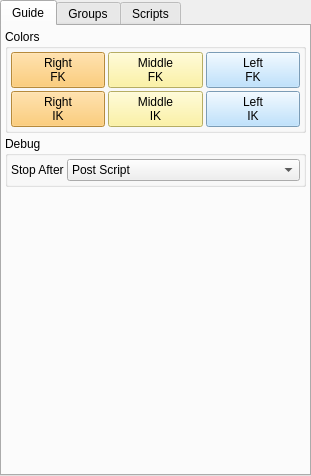
Old version of the form brigks/gui/ui/guideSettingsWidget.ui in the repository miquelcampos/brigks.
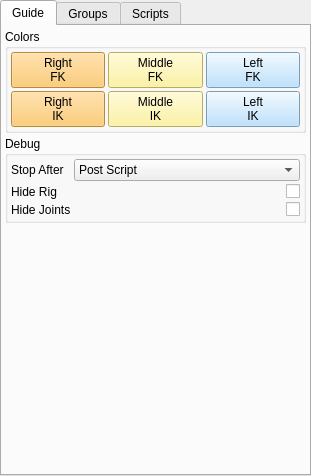
New version of the form.

Commit message: Some work on the Guide and Layer Settings UI

```diff
--- a/brigks/gui/ui/guideSettingsWidget.ui
+++ b/brigks/gui/ui/guideSettingsWidget.ui
@@ -2624,10 +2624,7 @@
          <property name="title">
           <string>Debug</string>
          </property>
-         <layout class="QVBoxLayout" name="verticalLayout_5">
-          <property name="spacing">
-           <number>3</number>
-          </property>
+         <layout class="QGridLayout" name="gridLayout_2">
           <property name="leftMargin">
            <number>3</number>
           </property>
@@ -2640,17 +2637,21 @@
           <property name="bottomMargin">
            <number>3</number>
           </property>
-          <item>
-           <layout class="QHBoxLayout" name="horizontalLayout_4">
-            <item>
-             <widget class="QLabel" name="label">
+          <property name="spacing">
+           <number>3</number>
+          </property>
+          <item row="1" column="1">
+           <widget class="QCheckBox" name="uiHideRig">
+            <property name="layoutDirection">
+             <enum>Qt::RightToLeft</enum>
+            </property>
               <property name="text">
-               <string>Stop After</string>
+             <string/>
               </property>
              </widget>
             </item>
-            <item>
-             <widget class="QComboBox" name="comboBox_2">
+          <item row="0" column="1">
+           <widget class="QComboBox" name="uiStopAfter">
               <property name="sizePolicy">
                <sizepolicy hsizetype="Expanding" vsizetype="Fixed">
                 <horstretch>0</horstretch>
@@ -2692,7 +2693,36 @@
               </item>
              </widget>
             </item>
-           </layout>
+          <item row="0" column="0">
+           <widget class="QLabel" name="label">
+            <property name="text">
+             <string>Stop After</string>
+            </property>
+           </widget>
+          </item>
+          <item row="1" column="0">
+           <widget class="QLabel" name="label_2">
+            <property name="text">
+             <string>Hide Rig</string>
+            </property>
+           </widget>
+          </item>
+          <item row="2" column="0">
+           <widget class="QLabel" name="label_3">
+            <property name="text">
+             <string>Hide Joints</string>
+            </property>
+           </widget>
+          </item>
+          <item row="2" column="1">
+           <widget class="QCheckBox" name="uiHideJoints">
+            <property name="layoutDirection">
+             <enum>Qt::RightToLeft</enum>
+            </property>
+            <property name="text">
+             <string/>
+            </property>
+           </widget>
           </item>
          </layout>
         </widget>
```
Lines whose indentation alone changed are shown as unchanged. The commit also changes 9 other files.
